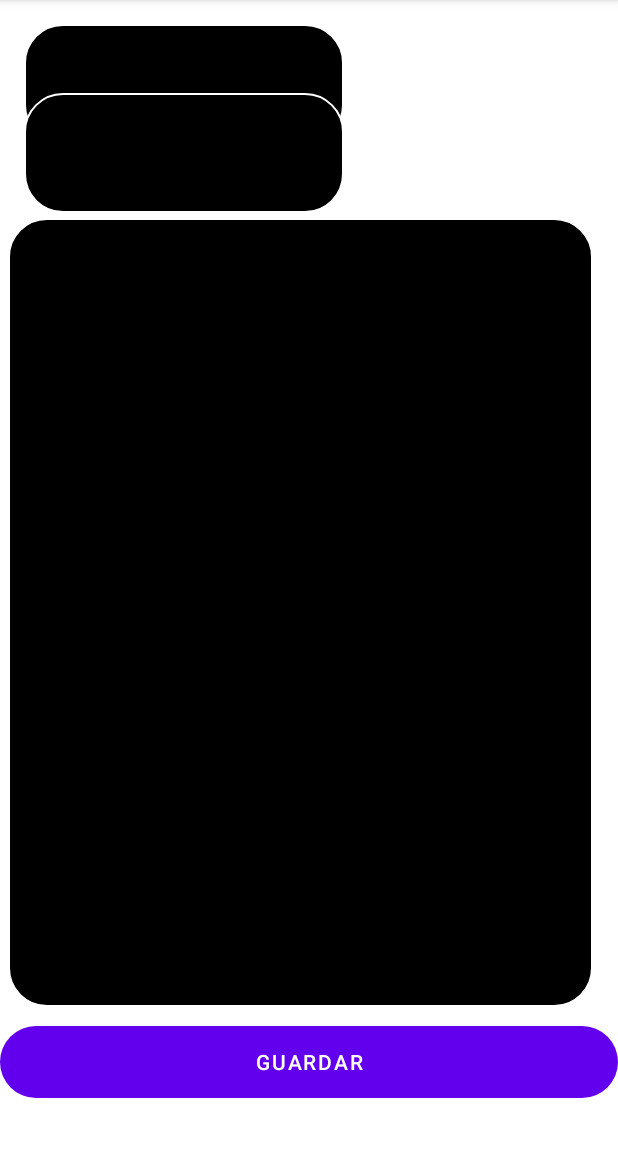
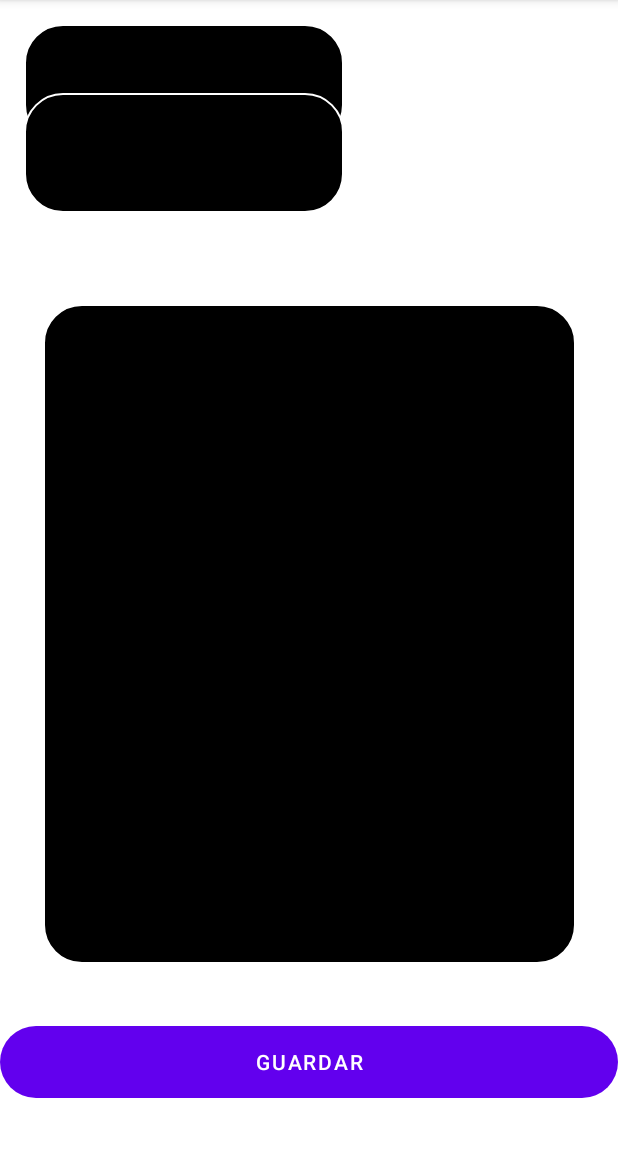
Before and after one commit to Kill3rDev/Proyecto_Final, an Android app: the agregarnota screen opened directly, with no data from a screen before it, on a phone screen of 412 x 824 dp, the part 84-1236 px from its top. Run offline under Robolectric (Android 15) with nearby library versions, the phone set to English and light mode, and no system bars.

Commit message:
Cambios en interfaz de agregarnota

```diff
--- a/app/src/main/res/layout/activity_agregarnota.xml
+++ b/app/src/main/res/layout/activity_agregarnota.xml
@@ -40,8 +40,8 @@
 
     <EditText
         android:id="@+id/txtNota"
-        android:layout_width="390dp"
-        android:layout_height="526dp"
+        android:layout_width="355dp"
+        android:layout_height="440dp"
         android:background="@drawable/shape"
         android:ems="10"
         android:gravity="center"
@@ -49,10 +49,9 @@
         android:inputType="textMultiLine"
         app:layout_constraintBottom_toBottomOf="parent"
         app:layout_constraintEnd_toEndOf="parent"
-        app:layout_constraintHorizontal_bias="0.238"
         app:layout_constraintStart_toStartOf="parent"
         app:layout_constraintTop_toTopOf="parent"
-        app:layout_constraintVertical_bias="0.6" />
+        app:layout_constraintVertical_bias="0.618" />
 
     <Button
         android:id="@+id/btnAgregar"
```
